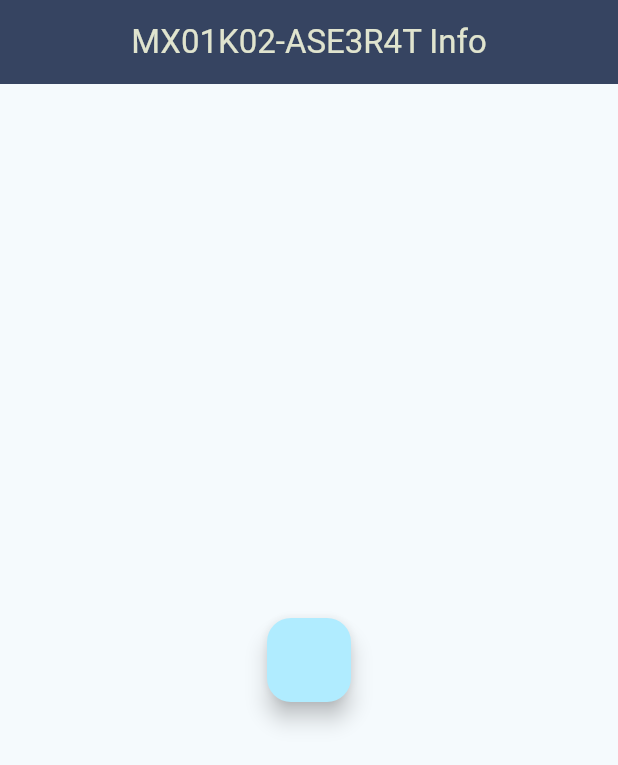
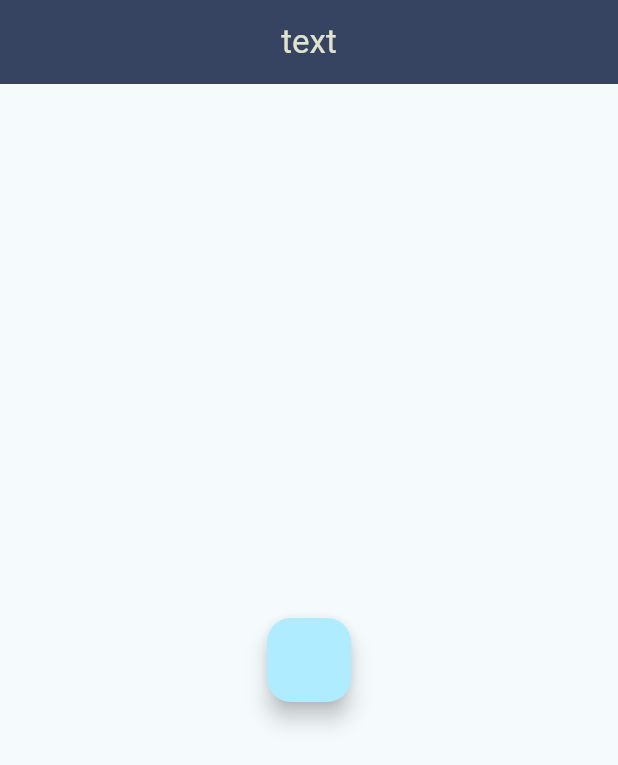
Before and after one commit to AndresOzil10/inventario, a Flutter app: the InfoScreen screen opened by its route, on a phone screen of 412 x 824 dp. Shown: the top 765 px of the screen. Run offline on Flutter 3.47's test engine with Material 3 defaults, Android fonts, the phone set to English and light mode, and no system bars; our stand-ins replace curved_navigation_bar, dio, flutter_dotenv, flutter_speed_dial, fluttertoast, gap and 2 more; missing offline and left inert: flutter_barcode_scanner; network calls fail.

Commit message:
computer details

```diff
--- a/lib/config/routes/app_rotes.dart
+++ b/lib/config/routes/app_rotes.dart
@@ -2,6 +2,7 @@ import 'package:go_router/go_router.dart';
 import 'package:inventario/screens/add_screen.dart';
 import 'package:inventario/screens/asignar_equipo_screen.dart';
 import 'package:inventario/screens/details_screen.dart';
+import 'package:inventario/screens/home_screen.dart';
 import 'package:inventario/screens/inf_screen.dart';
 import 'package:inventario/screens/register_screen.dart';
 
@@ -13,7 +14,11 @@ final appRouter = GoRouter(routes: [
     //name: LoginScreen.name,
     builder: (context, state) => const LoginScreen(),
   ),
-
+  GoRoute(
+    path: '/home',
+    //name: LoginScreen.name,
+    builder: (context, state) => HomeScreen('id'),
+  ),
   GoRoute(
     path: '/register',
     //name: LoginScreen.name,
@@ -22,7 +27,7 @@ final appRouter = GoRouter(routes: [
   GoRoute(
     path: '/details',
     //name: LoginScreen.name,
-    builder: (context, state) => const InfoScreen(),
+    builder: (context, state) =>  InfoScreen('text'),
   ),
   GoRoute(
     path: '/add',
--- a/lib/screens/details_screen.dart
+++ b/lib/screens/details_screen.dart
@@ -1,14 +1,16 @@
 import 'package:flutter/material.dart';
 
+// ignore: must_be_immutable
 class InfoScreen extends StatefulWidget {
-  const InfoScreen({super.key});
+  String text;
+  // ignore: use_key_in_widget_constructors
+  InfoScreen(this.text);
 
   @override
   State<InfoScreen> createState() => _InfoScreenState();
 }
 
 class _InfoScreenState extends State<InfoScreen> {
-  final String name = "MX01K02-ASE3R4T";
   @override
   Widget build(BuildContext context) {
     return Scaffold(
@@ -16,7 +18,7 @@ class _InfoScreenState extends State<InfoScreen> {
         backgroundColor: const Color(0xff364461),
         foregroundColor: const Color(0xffe0e4ce),  //Color de letra
         centerTitle: true,
-        title: Text("$name Info"),
+        title: Text(widget.text),
       ),
       body: Center(
         child: FloatingActionButton(onPressed: () {
```
Also changed, not shown: lib/screens/inf_screen.dart (+5 -31 lines), lib/screens/register_screen.dart (+13 -2 lines), 1 other file.
